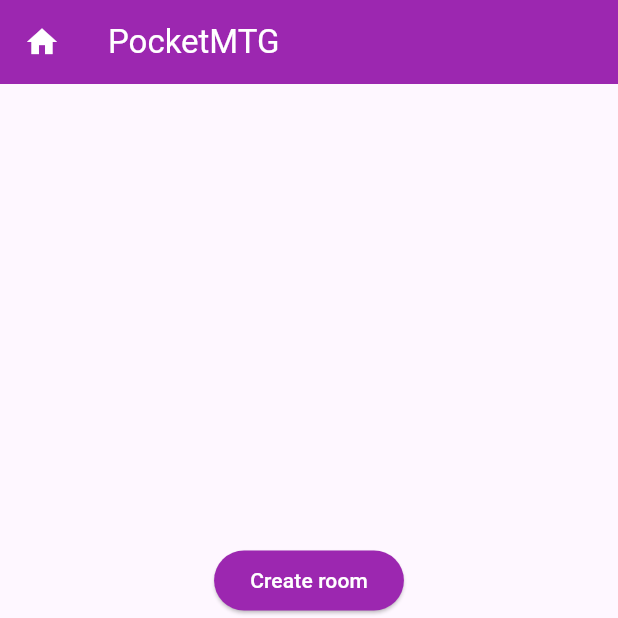
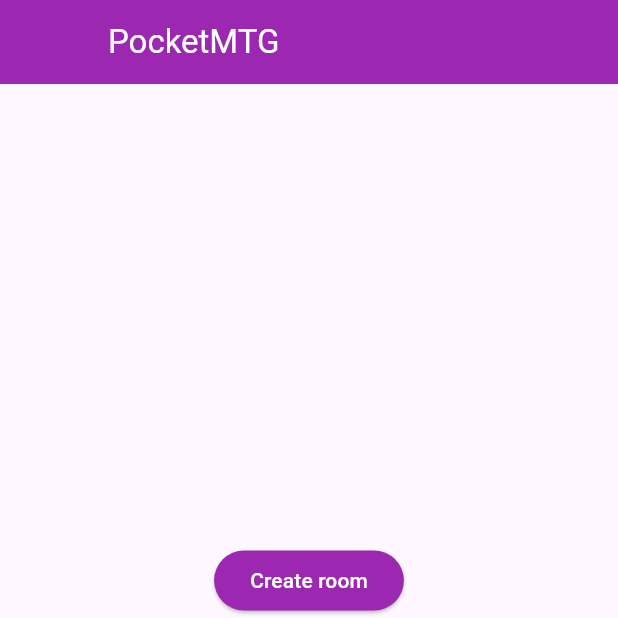
Before and after one commit to TitusVM/PocketMTG, a Flutter app: the screen it shows after launch, on a phone screen of 412 x 824 dp, the top half of it. Run offline on Flutter 3.47's test engine with Material 3 defaults, Android fonts, the light colour scheme and no system bars; our stand-ins replace bloc, cloud_firestore, equatable, firebase_core, flutter_bloc, flutter_svg; missing offline and left inert: scryfall_api; accounts and stored records are empty; generated files the repository leaves out were written again.

Commit message:
fixed back navigation in room

```diff
--- a/lib/main.dart
+++ b/lib/main.dart
@@ -2,7 +2,6 @@ import 'package:cloud_firestore/cloud_firestore.dart';
 import 'package:flutter/material.dart';
 import 'package:flutter_gen/gen_l10n/app_localizations.dart';
 import 'package:firebase_core/firebase_core.dart';
-import 'package:intl/number_symbols_data.dart';
 import 'package:pocket_mtg/dice/dice_screen.dart';
 import 'package:pocket_mtg/proxy/proxy_page.dart';
 import 'package:pocket_mtg/themes/localization_notifier.dart';
--- a/lib/room_overview/views/room_page.dart
+++ b/lib/room_overview/views/room_page.dart
@@ -8,16 +8,15 @@ import 'package:pocket_mtg/room_overview/views/create_room_page.dart';
 import 'package:pocket_mtg/room_overview/views/join_room_page.dart';
 import 'package:flutter_gen/gen_l10n/app_localizations.dart';
 
-
 class RoomPage extends StatefulWidget {
   const RoomPage({Key? key}) : super(key: key);
 
   @override
   State<RoomPage> createState() => _RoomPageState();
-
 }
 
-class _RoomPageState extends State<RoomPage> with AutomaticKeepAliveClientMixin{
+class _RoomPageState extends State<RoomPage>
+    with AutomaticKeepAliveClientMixin {
   @override
   bool get wantKeepAlive => true;
 
@@ -43,7 +42,6 @@ class RoomView extends StatefulWidget {
 }
 
 class _RoomViewState extends State<RoomView> {
-
   late FirestoreService firestoreService;
   @override
   void initState() {
@@ -51,7 +49,8 @@ class _RoomViewState extends State<RoomView> {
     firestoreService = FirestoreService(FirebaseFirestore.instance);
   }
 
-  Future<void> _showLeaveConfirmationDialog(BuildContext context, RoomBloc bloc, String room, String playerName) async {
+  Future<void> _showLeaveConfirmationDialog(BuildContext context, RoomBloc bloc,
+      String room, String playerName) async {
     final i10n = AppLocalizations.of(context)!;
 
     return showDialog<void>(
@@ -85,21 +84,43 @@ class _RoomViewState extends State<RoomView> {
   Widget build(BuildContext context) {
     final i10n = AppLocalizations.of(context)!;
 
-    return Scaffold(
+    return PopScope(
+      canPop: false,
+      onPopInvoked: (bool value) {
+        final state = context.read<RoomBloc>().state;
+        if (state.roomOverviewState == RoomOverviewState.active) {
+          _showLeaveConfirmationDialog(
+        context,
+        context.read<RoomBloc>(),
+        state.room!,
+        state.player!.name,
+          );
+        } else {
+          context.read<RoomBloc>().add(const ReturnClicked());
+        }
+      },
+      child: Scaffold(
       appBar: AppBar(
         title: Text(i10n.title),
         leading: BlocBuilder<RoomBloc, RoomState>(
           builder: (context, state) {
             if (state.roomOverviewState == RoomOverviewState.active) {
               return IconButton(
-                icon: const Icon(Icons.arrow_back),
+                icon: const Icon(Icons.exit_to_app),
                 onPressed: () {
-                                    _showLeaveConfirmationDialog(context, context.read<RoomBloc>(), state.room!, state.player!.name);
+                  _showLeaveConfirmationDialog(
+                      context,
+                      context.read<RoomBloc>(),
+                      state.room!,
+                      state.player!.name);
                 },
               );
             }
+            else if (state.roomOverviewState == RoomOverviewState.initial) {
+              return Container();
+            }
             return IconButton(
-              icon: const Icon(Icons.home),
+              icon: const Icon(Icons.arrow_back),
               onPressed: () {
                 context.read<RoomBloc>().add(const ReturnClicked());
               },
@@ -127,8 +148,9 @@ class _RoomViewState extends State<RoomView> {
             );
           }
           return const RoomHomePage();
-      },),
-    );
+        },
+      ),
+    ),);
   }
 }
 
@@ -156,7 +178,6 @@ class RoomHomePage extends StatelessWidget {
           child: Text(i10n.join_room),
         ),
       ],
-        )
-    );
+    ));
   }
 }
```
Lines whose indentation alone changed are shown as unchanged.
